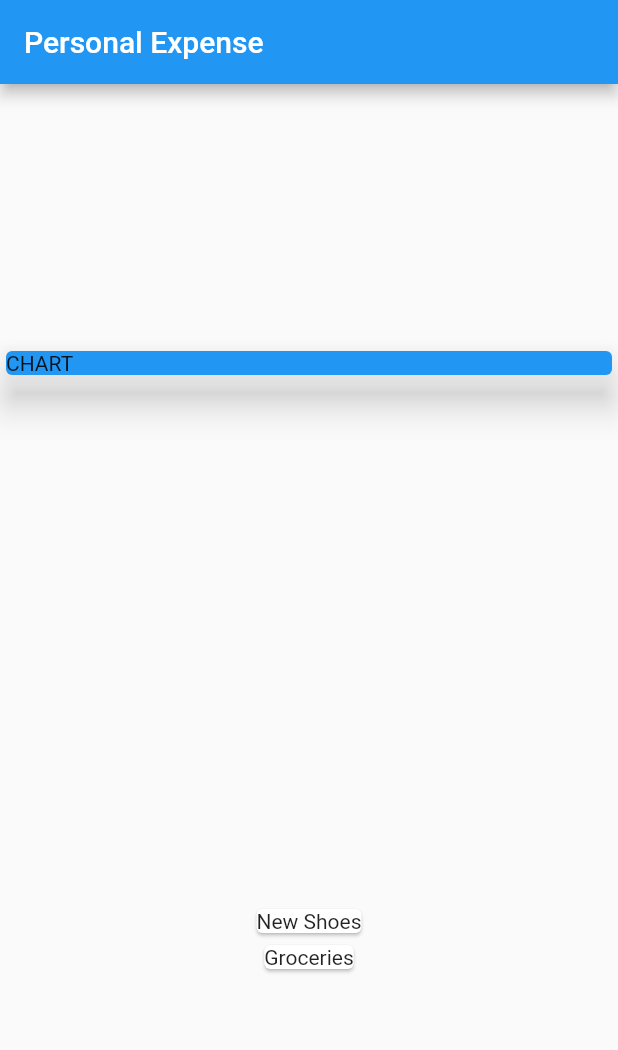
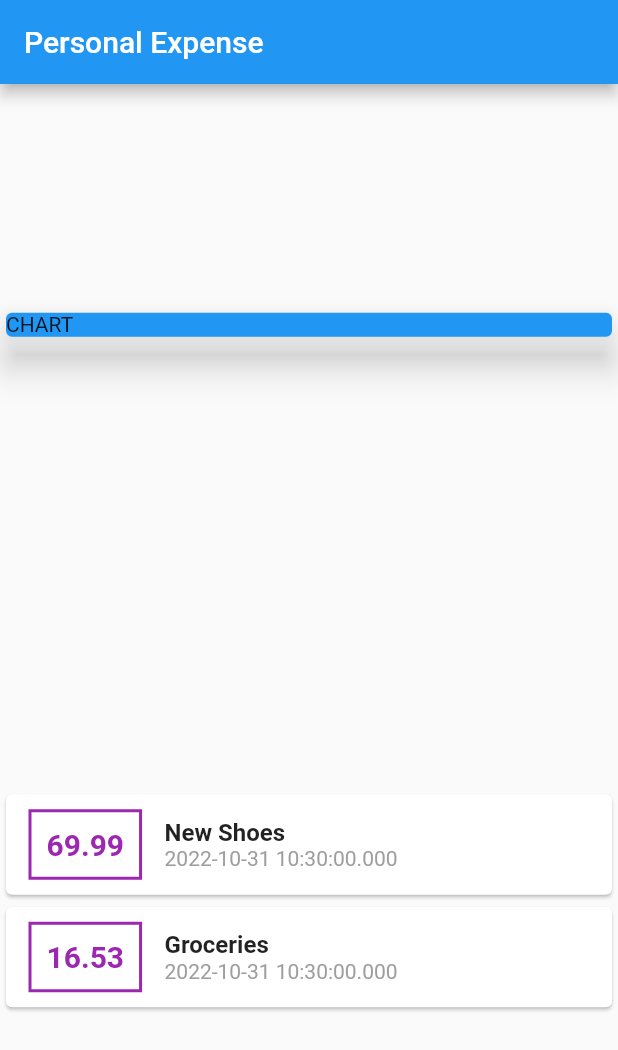
Before and after one commit to gopigoppu/learn_flutter, a Flutter app: the screen it shows after launch, on a phone screen of 412 x 824 dp. Shown: the top 1050 px of the screen. Run offline on Flutter 3.47's test engine with Material 2 defaults, Android fonts, the light colour scheme and no system bars.

Commit message:
styling list container

```diff
--- a/lib/expense/expense_main.dart
+++ b/lib/expense/expense_main.dart
@@ -37,7 +37,7 @@ class _ExpenseAppState extends State<ExpenseApp> {
           children: [
             Container(
               width: double.infinity,
-              child: Card(
+              child: const Card(
                 elevation: 10,
                 color: Colors.blue,
                 child: Text('CHART'),
@@ -45,7 +45,50 @@ class _ExpenseAppState extends State<ExpenseApp> {
             ),
             Column(
               children: transactions.map((tx) {
-                return Card(child: Text(tx.title));
+                return Card(
+                  child: Row(
+                    children: [
+                      Container(
+                        margin: EdgeInsets.symmetric(
+                          vertical: 10,
+                          horizontal: 15,
+                        ),
+                        decoration: BoxDecoration(
+                          border: Border.all(
+                            color: Colors.purple,
+                            width: 2,
+                          ),
+                        ),
+                        padding: EdgeInsets.all(10),
+                        child: Text(
+                          tx.amount.toString(),
+                          style: TextStyle(
+                              fontWeight: FontWeight.bold,
+                              fontSize: 20,
+                              color: Colors.purple),
+                        ),
+                      ),
+                      Column(
+                        crossAxisAlignment: CrossAxisAlignment.start,
+                        children: [
+                          Text(
+                            tx.title,
+                            style: TextStyle(
+                              fontSize: 16,
+                              fontWeight: FontWeight.bold,
+                            ),
+                          ),
+                          Text(
+                            tx.date.toString(),
+                            style: TextStyle(
+                              color: Colors.grey,
+                            ),
+                          ),
+                        ],
+                      ),
+                    ],
+                  ),
+                );
               }).toList(),
             )
           ],
```
